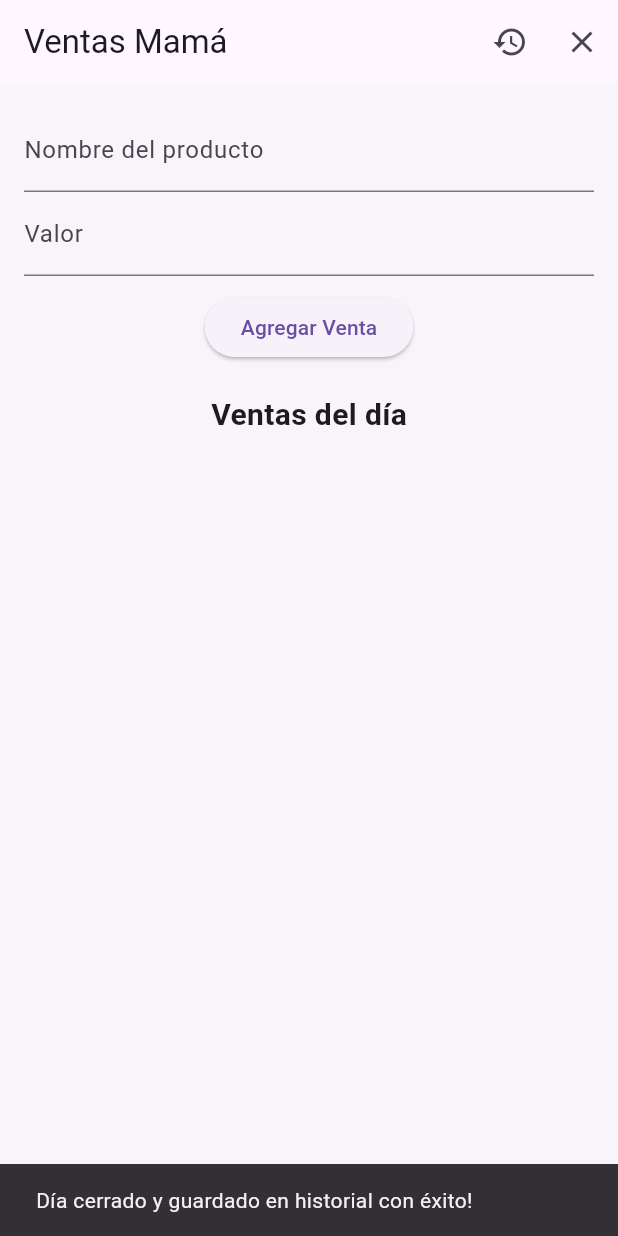
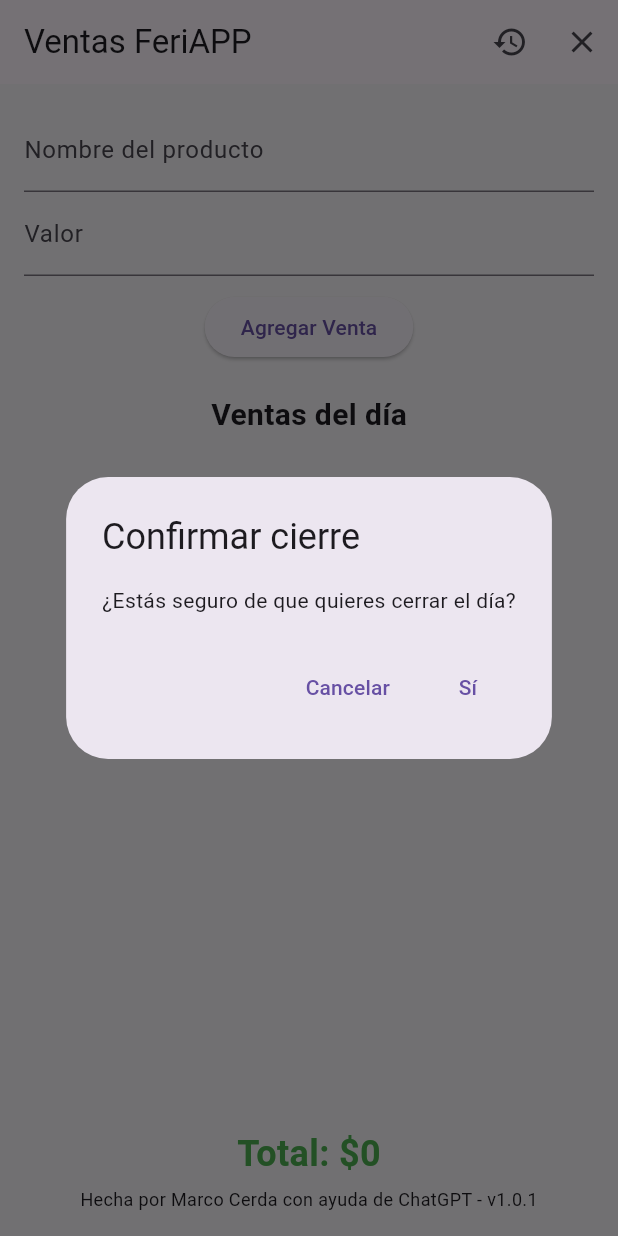
Before and after one commit to Marco-0107/Ventas_FeriApp, a Flutter app: the VentasPage screen opened directly, after a tap on the "close" icon, on a phone screen of 412 x 824 dp. Run offline on Flutter 3.47's test engine with Material 3 defaults, Android fonts, the phone set to English and light mode, and no system bars; our stand-ins replace audioplayers, shared_preferences; accounts and stored records are empty.

Commit message:
Update Version
Esta versión incluye:

✅ Inicio del día de trabajo con opción para comenzar ventas
✅ Registro de ventas con nombre, valor, fecha y hora
✅ Sonido al agregar ventas para confirmar la acción
✅ Total acumulado del día en tiempo real
✅ Cierre de día con confirmación para evitar errores
✅ Historial de ventas por día con totales
✅ Posibilidad de eliminar registros del historial en caso de error
✅ Pantalla de detalles por día para revisar ventas anteriores
✅ Créditos visibles en la app → "Hecha por Marco Cerda con ayuda de ChatGPT"
✅ Diseño mejorado y adaptado a colores suaves para facilitar la lectura
✅ Sin necesidad de conexión a internet

Versión actual: 1.0.1

Desarrollada con Flutter ❤️ por Marco Cerda + ChatGPT como apoyo.

```diff
--- a/lib/main.dart
+++ b/lib/main.dart
@@ -5,14 +5,14 @@ import 'package:intl/intl.dart';
 import 'package:audioplayers/audioplayers.dart';
 
 void main() {
-  runApp(VentasMamaApp());
+  runApp(VentasFeriAPP());
 }
 
-class VentasMamaApp extends StatelessWidget {
+class VentasFeriAPP extends StatelessWidget {
   @override
   Widget build(BuildContext context) {
     return MaterialApp(
-      title: 'Ventas Mamá',
+      title: 'Ventas FeriAPP',
       theme: ThemeData(
         primarySwatch: Colors.green,
         scaffoldBackgroundColor: Color(0xFFF7F5F9),
@@ -54,7 +54,7 @@ class _SplashScreenState extends State<SplashScreen> {
       backgroundColor: Colors.green,
       body: Center(
         child: Text(
-          "Ventas Mamá",
+          "Ventas FeriAPP",
           style: TextStyle(color: Colors.white, fontSize: 32),
         ),
       ),
@@ -114,9 +114,9 @@ class InicioDiaPage extends StatelessWidget {
 }
 
 class Venta {
-  final String nombre;
-  final double valor;
-  final String fechaHora;
+  String nombre;
+  double valor;
+  String fechaHora;
 
   Venta(this.nombre, this.valor, this.fechaHora);
 
@@ -199,6 +199,19 @@ class _VentasPageState extends State<VentasPage> {
   }
 
   void cerrarDia() async {
+    final confirm = await showDialog<bool>(
+      context: context,
+      builder: (context) => AlertDialog(
+        title: Text("Confirmar cierre"),
+        content: Text("¿Estás seguro de que quieres cerrar el día?"),
+        actions: [
+          TextButton(child: Text("Cancelar"), onPressed: () => Navigator.pop(context, false)),
+          TextButton(child: Text("Sí"), onPressed: () => Navigator.pop(context, true)),
+        ],
+      ),
+    );
+
+    if (confirm ?? false) {
       SharedPreferences prefs = await SharedPreferences.getInstance();
       String? historial = prefs.getString("historial_dias");
       List<dynamic> listaHistorial =
@@ -213,8 +226,7 @@ class _VentasPageState extends State<VentasPage> {
       setState(() {
         ventas.clear();
       });
-    ScaffoldMessenger.of(context).showSnackBar(SnackBar(
-        content: Text("Día cerrado y guardado en historial con éxito!")));
+    }
   }
 
   void irAHistorial() {
@@ -225,7 +237,7 @@ class _VentasPageState extends State<VentasPage> {
   Widget build(BuildContext context) {
     return Scaffold(
       appBar: AppBar(
-        title: Text('Ventas Mamá'),
+        title: Text('Ventas FeriAPP'),
         actions: [
           IconButton(
             icon: Icon(Icons.history),
@@ -281,6 +293,8 @@ class _VentasPageState extends State<VentasPage> {
               'Total: \$${total.toStringAsFixed(0)}',
               style: TextStyle(fontSize: 24, fontWeight: FontWeight.bold, color: Colors.green),
             ),
+            SizedBox(height: 5),
+            Text("Hecha por Marco Cerda con ayuda de ChatGPT - v1.0.1", style: TextStyle(fontSize: 12)),
           ],
         ),
       ),
@@ -317,11 +331,6 @@ class HistorialPage extends StatelessWidget {
               final dia = historial[index];
               return ListTile(
                 title: Text('Fecha: ${dia['fecha']} - Total: \$${dia['total']}'),
-                onTap: () {
-                  Navigator.of(context).push(MaterialPageRoute(
-                    builder: (_) => DetalleDiaPage(ventas: dia['ventas'], fecha: dia['fecha']),
-                  ));
-                },
               );
             },
           );
@@ -330,29 +339,3 @@ class HistorialPage extends StatelessWidget {
     );
   }
 }
-
-class DetalleDiaPage extends StatelessWidget {
-  final List ventas;
-  final String fecha;
-
-  DetalleDiaPage({required this.ventas, required this.fecha});
-
-  @override
-  Widget build(BuildContext context) {
-    return Scaffold(
-      appBar: AppBar(
-        title: Text('Ventas del $fecha'),
-      ),
-      body: ListView.builder(
-        itemCount: ventas.length,
-        itemBuilder: (context, index) {
-          final venta = ventas[index];
-          return ListTile(
-            title: Text('${venta['nombre']} - \$${venta['valor'].toStringAsFixed(0)}'),
-            subtitle: Text('Fecha y hora: ${venta['fechaHora']}'),
-          );
-        },
-      ),
-    );
-  }
-}
--- a/pubspec.yaml
+++ b/pubspec.yaml
@@ -1,7 +1,7 @@
-name: ventas_mama_app
-description: Aplicación de ventas para Mamá
+name: ventas_feriapp
+description: Aplicación de ventas para la feria
 publish_to: 'none'
-version: 1.0.0+1
+version: 1.0.1+1
 
 environment:
   sdk: ">=2.17.0 <3.0.0"
```
Lines whose indentation alone changed are shown as unchanged.
